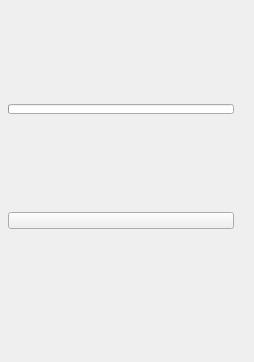
Before: the Qt Designer form ui/1_base_menus/2_sub_menus/3_main_menus/lighting.ui in m3trik/Scripts_portable, drawn with Qt 5.
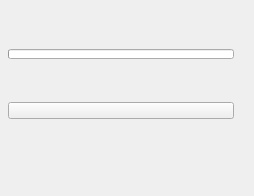
After: the same form once the commit is applied. Custom widgets are drawn as their Qt base class.

```diff
--- a/ui/1_base_menus/2_sub_menus/3_main_menus/lighting.ui
+++ b/ui/1_base_menus/2_sub_menus/3_main_menus/lighting.ui
@@ -10,7 +10,7 @@
     <x>0</x>
     <y>0</y>
     <width>254</width>
-    <height>362</height>
+    <height>196</height>
    </rect>
   </property>
   <property name="minimumSize">
@@ -44,7 +44,7 @@
       <x>8</x>
       <y>6</y>
       <width>226</width>
-      <height>321</height>
+      <height>156</height>
      </rect>
     </property>
     <layout class="QGridLayout" name="gridLayout_2">
```
Left out of the diff: 4 changed lines with no effect on the pictures.
